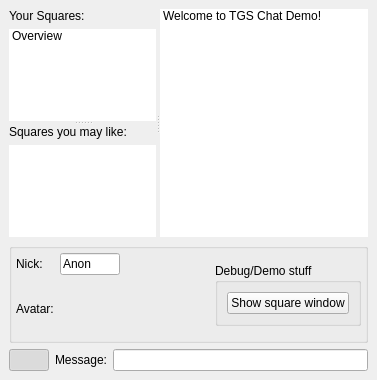
This is src/ui/main.ui in whirm/tgs-pc as Qt 5 draws it before an edit. The edited form follows.
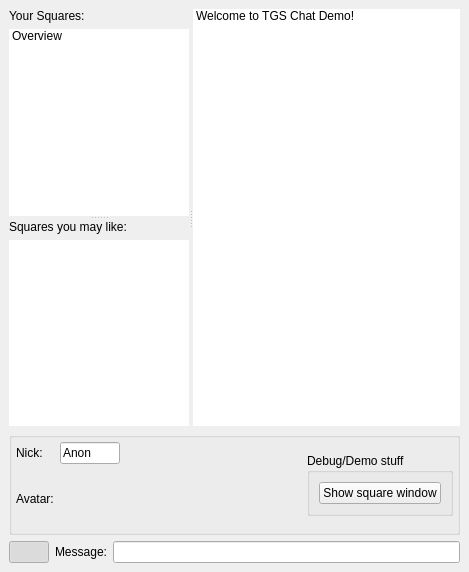
This is the edited form. Icons and pictures are not drawn.

Commit message: Disable drag and drop to various lists

```diff
--- a/src/ui/main.ui
+++ b/src/ui/main.ui
@@ -6,8 +6,8 @@
    <rect>
     <x>0</x>
     <y>0</y>
-    <width>377</width>
-    <height>380</height>
+    <width>469</width>
+    <height>572</height>
    </rect>
   </property>
   <property name="windowTitle">
```
Left out of the diff: 14 changed lines with no effect on the pictures.
